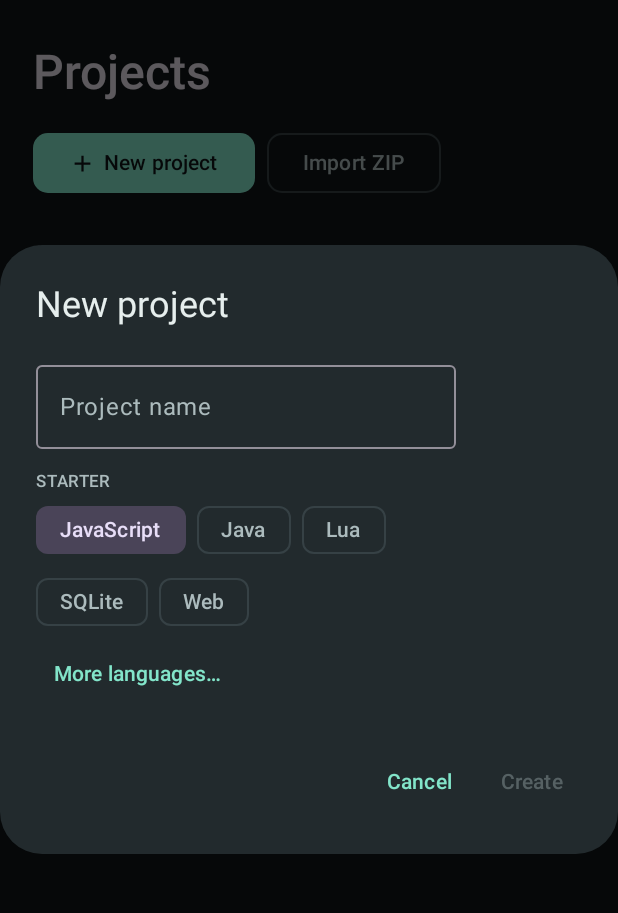
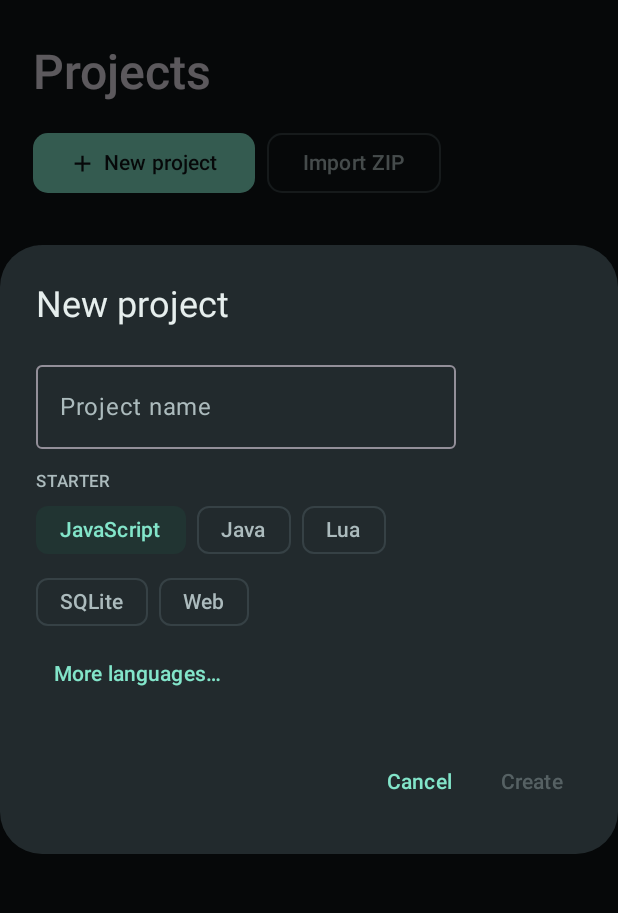
Before and after one commit to iamlxwis/CodeLab, an Android app built with Jetpack Compose: the screen it shows after launch (MainActivity), after a tap on "New project", on a phone screen of 412 x 824 dp, the part 68-981 px from its top. Run offline under Robolectric (Android 15) with nearby library versions, the phone set to English and light mode, and no system bars; pictures from the network do not load.

Commit message:
Polish mobile editor icon toolbar and unify interactive accent colors

```diff
--- a/app/src/main/java/site/lxwis/codelab/MainActivity.kt
+++ b/app/src/main/java/site/lxwis/codelab/MainActivity.kt
@@ -72,10 +72,12 @@ class MainActivity : ComponentActivity() {
                 "Amber" -> if (dark) Color(0xffffc978) else Color(0xff936000)
                 else -> base.primary
             }
-            val scheme = base.copy(primary = accent, onPrimary = if (dark) Color(0xff101517) else Color.White,
-                primaryContainer = if (dark) accent.copy(alpha = .15f).compositeOver(base.surface)
-                    else accent.copy(alpha = .15f).compositeOver(base.surface),
-                onPrimaryContainer = accent)
+            val accentContainer = accent.copy(alpha = .15f).compositeOver(base.surface)
+            val scheme = base.copy(primary = accent,
+                onPrimary = if (dark) Color(0xff101517) else Color.White,
+                primaryContainer = accentContainer, onPrimaryContainer = accent,
+                secondary = accent, onSecondary = if (dark) Color(0xff101517) else Color.White,
+                secondaryContainer = accentContainer, onSecondaryContainer = accent)
             SideEffect {
                 @Suppress("DEPRECATION")
                 window.statusBarColor = scheme.surface.toArgb()
```
Also changed, not shown: app/src/main/java/site/lxwis/codelab/Editor.kt (+36 -11 lines), app/src/main/java/site/lxwis/codelab/RunConsole.kt (+8 -2 lines).
